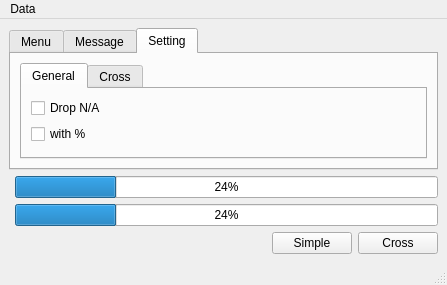
Old version of the form src/lite/ui_mainwindow.ui in the repository mugwort-rc/qsurveytools.
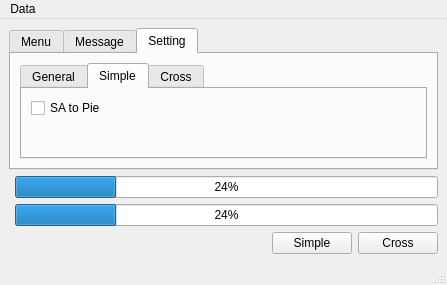
New version of the form. The open tabs and pages were chosen to show the change.

Commit message: Add SA to Pie.

What changed in the file:
```diff
--- a/src/lite/ui_mainwindow.ui
+++ b/src/lite/ui_mainwindow.ui
@@ -180,6 +180,20 @@
             </item>
            </layout>
           </widget>
+          <widget class="QWidget" name="tabSimple">
+           <attribute name="title">
+            <string>Simple</string>
+           </attribute>
+           <layout class="QFormLayout" name="formLayout_3">
+            <item row="0" column="0">
+             <widget class="QCheckBox" name="checkBoxSAToPie">
+              <property name="text">
+               <string>SA to Pie</string>
+              </property>
+             </widget>
+            </item>
+           </layout>
+          </widget>
           <widget class="QWidget" name="tabCross">
            <attribute name="title">
             <string>Cross</string>
```
The commit also changes 2 other files.
